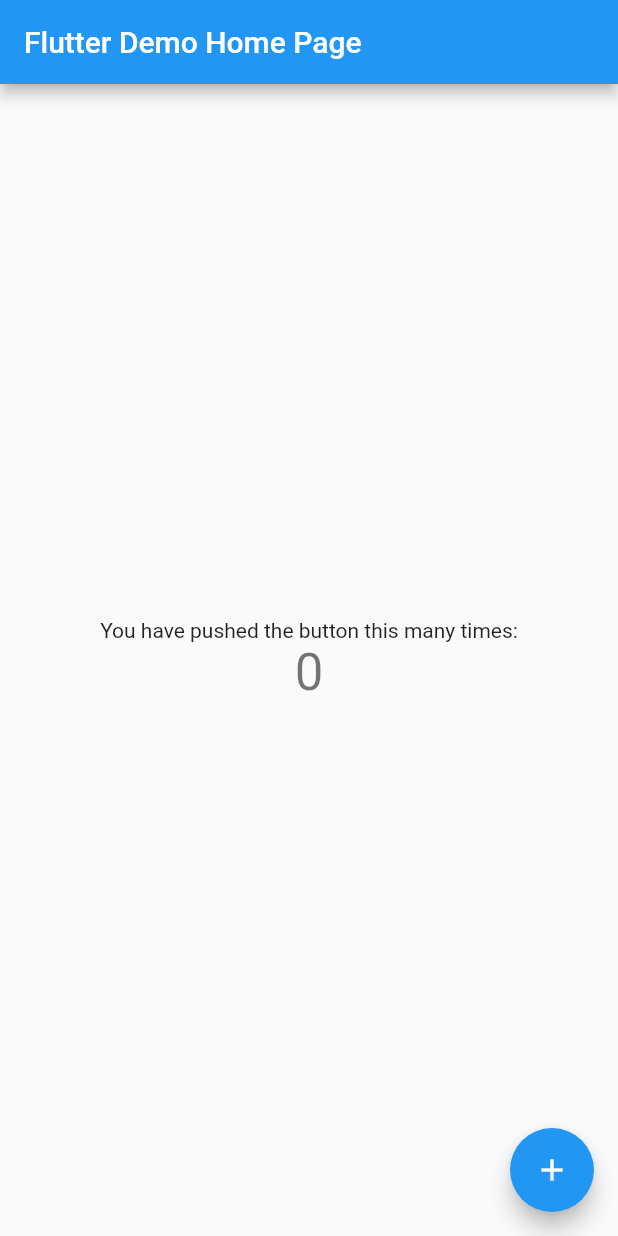
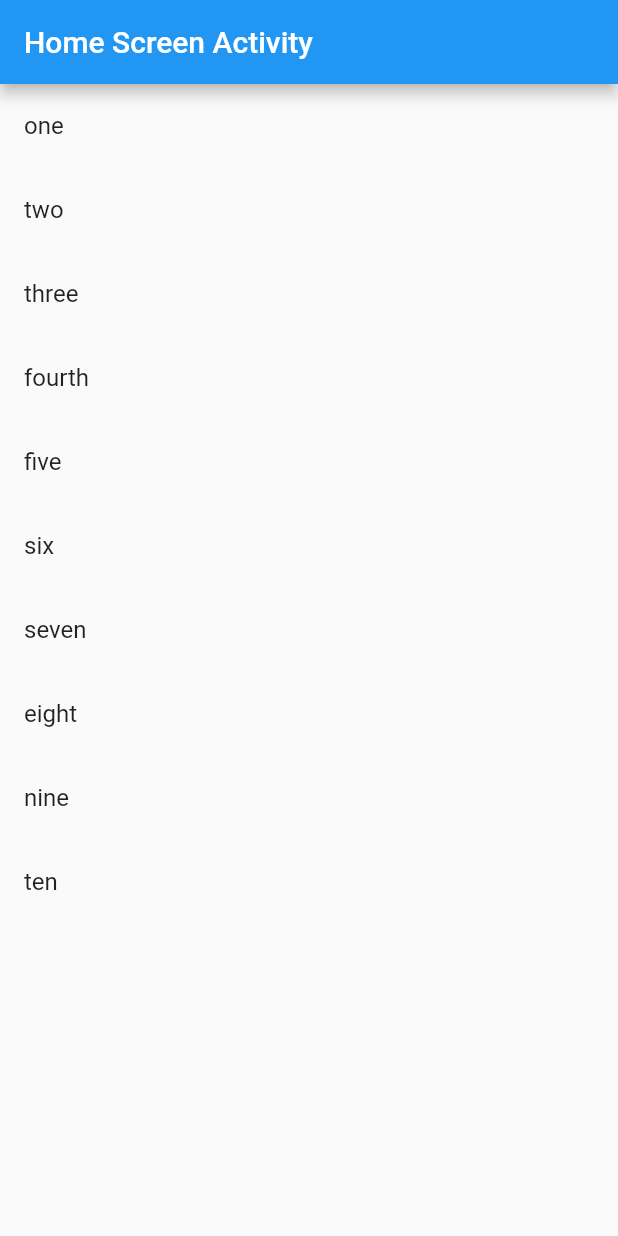
Before and after one commit to r3nyah/Flutter-SendData, a Flutter app: the screen it shows after launch, on a phone screen of 412 x 824 dp. Run offline on Flutter 3.47's test engine with Material 2 defaults, Android fonts, the phone set to English and light mode, and no system bars.

Commit message:
First Screen

```diff
--- a/lib/main.dart
+++ b/lib/main.dart
@@ -1,115 +1,57 @@
 import 'package:flutter/material.dart';
-
-void main() {
-  runApp(const MyApp());
+void main(){
+  runApp(MaterialApp(
+    home: HomeScreen(),
+  ));
 }
 
-class MyApp extends StatelessWidget {
-  const MyApp({Key? key}) : super(key: key);
+//Created Home screen class
 
-  // This widget is the root of your application.
+
+class HomeScreen extends StatelessWidget{
+
+  final List<String> items = [
+    'one',
+    'two',
+    'three',
+    'fourth',
+    'five',
+    'six',
+    'seven',
+    'eight',
+    'nine',
+    'ten',
+  ];
+
+  //This is function that let us to pass trough some screen
+  getItemAndNavigate(String item, BuildContext context){
+    Navigator.push(context,
+        MaterialPageRoute(
+            builder: (context) => SecondScreen(itemHolder : item)
+        )
+    );
+  }
+
+  //Display First screen
   @override
   Widget build(BuildContext context) {
-    return MaterialApp(
-      title: 'Flutter Demo',
-      theme: ThemeData(
-        // This is the theme of your application.
-        //
-        // Try running your application with "flutter run". You'll see the
-        // application has a blue toolbar. Then, without quitting the app, try
-        // changing the primarySwatch below to Colors.green and then invoke
-        // "hot reload" (press "r" in the console where you ran "flutter run",
-        // or simply save your changes to "hot reload" in a Flutter IDE).
-        // Notice that the counter didn't reset back to zero; the application
-        // is not restarted.
-        primarySwatch: Colors.blue,
+    // TODO: implement build
+    //throw UnimplementedError();
+    return Scaffold(
+      appBar: AppBar(
+        title: Text('Home Screen Activity'),
       ),
-      home: const MyHomePage(title: 'Flutter Demo Home Page'),
+        body: Center(
+          child: ListView(
+            children: items.map((data) => ListTile(
+                title: Text(data),
+                onTap: ()=>{
+                  getItemAndNavigate(data, context)
+                }
+            ))
+                .toList(),
+          ),
+        )
     );
   }
 }
-
-class MyHomePage extends StatefulWidget {
-  const MyHomePage({Key? key, required this.title}) : super(key: key);
-
-  // This widget is the home page of your application. It is stateful, meaning
-  // that it has a State object (defined below) that contains fields that affect
-  // how it looks.
-
-  // This class is the configuration for the state. It holds the values (in this
-  // case the title) provided by the parent (in this case the App widget) and
-  // used by the build method of the State. Fields in a Widget subclass are
-  // always marked "final".
-
-  final String title;
-
-  @override
-  State<MyHomePage> createState() => _MyHomePageState();
-}
-
-class _MyHomePageState extends State<MyHomePage> {
-  int _counter = 0;
-
-  void _incrementCounter() {
-    setState(() {
-      // This call to setState tells the Flutter framework that something has
-      // changed in this State, which causes it to rerun the build method below
-      // so that the display can reflect the updated values. If we changed
-      // _counter without calling setState(), then the build method would not be
-      // called again, and so nothing would appear to happen.
-      _counter++;
-    });
-  }
-
-  @override
-  Widget build(BuildContext context) {
-    // This method is rerun every time setState is called, for instance as done
-    // by the _incrementCounter method above.
-    //
-    // The Flutter framework has been optimized to make rerunning build methods
-    // fast, so that you can just rebuild anything that needs updating rather
-    // than having to individually change instances of widgets.
-    return Scaffold(
-      appBar: AppBar(
-        // Here we take the value from the MyHomePage object that was created by
-        // the App.build method, and use it to set our appbar title.
-        title: Text(widget.title),
-      ),
-      body: Center(
-        // Center is a layout widget. It takes a single child and positions it
-        // in the middle of the parent.
-        child: Column(
-          // Column is also a layout widget. It takes a list of children and
-          // arranges them vertically. By default, it sizes itself to fit its
-          // children horizontally, and tries to be as tall as its parent.
-          //
-          // Invoke "debug painting" (press "p" in the console, choose the
-          // "Toggle Debug Paint" action from the Flutter Inspector in Android
-          // Studio, or the "Toggle Debug Paint" command in Visual Studio Code)
-          // to see the wireframe for each widget.
-          //
-          // Column has various properties to control how it sizes itself and
-          // how it positions its children. Here we use mainAxisAlignment to
-          // center the children vertically; the main axis here is the vertical
-          // axis because Columns are vertical (the cross axis would be
-          // horizontal).
-          mainAxisAlignment: MainAxisAlignment.center,
-          children: <Widget>[
-            const Text(
-              'You have pushed the button this many times:',
-            ),
-            Text(
-              '$_counter',
-              style: Theme.of(context).textTheme.headline4,
-            ),
-          ],
-        ),
-      ),
-      floatingActionButton: FloatingActionButton(
-        onPressed: _incrementCounter,
-        tooltip: 'Increment',
-        child: const Icon(Icons.add),
-      ), // This trailing comma makes auto-formatting nicer for build methods.
-    );
-  }
-}
```
